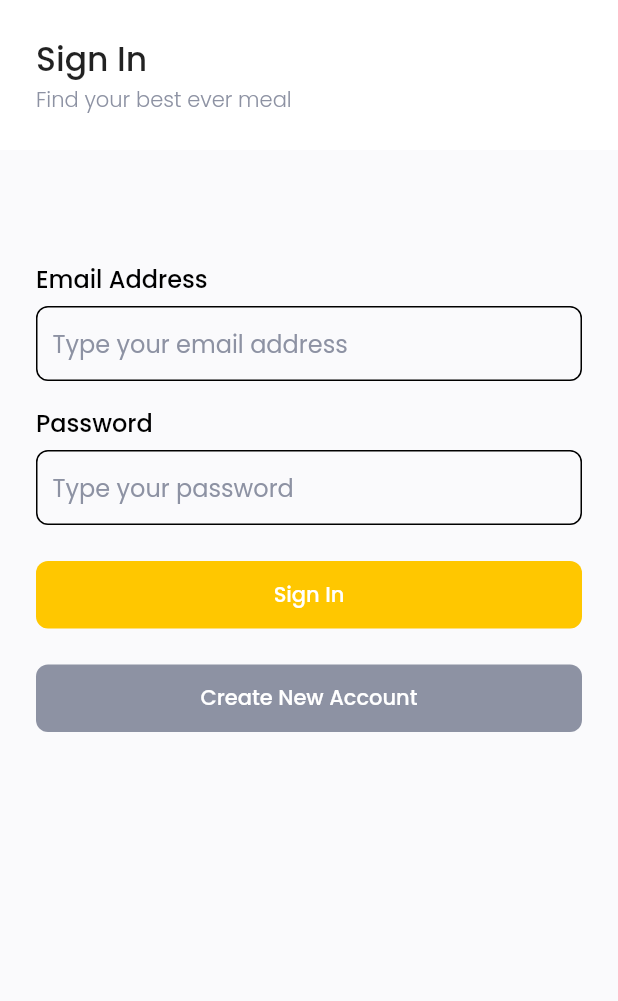
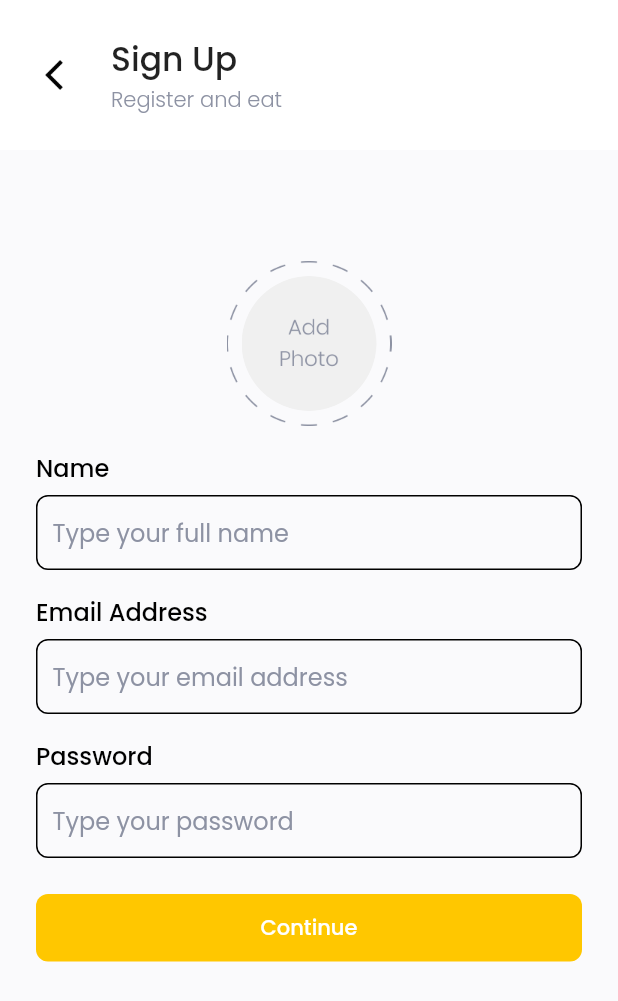
Before and after one commit to virgiawankusuma/food_market, a Flutter app: the screen it shows after launch, after a tap on "Create New Account", on a phone screen of 412 x 824 dp. Shown: the top 1001 px of the screen. Run offline on Flutter 3.47's test engine with Material 2 defaults, Android fonts, the phone set to English and light mode, and no system bars; our stand-ins replace flutter_spinkit, get, google_fonts, supercharged.

Commit message:
sign up page

```diff
--- a/lib/main.dart
+++ b/lib/main.dart
@@ -1,4 +1,5 @@
 import 'package:flutter/material.dart';
+import 'package:get/get.dart';
 
 import 'ui/pages/pages.dart';
 // import 'ui/pages/pages.dart';
@@ -10,7 +11,7 @@
 class MyApp extends StatelessWidget {
   @override
   Widget build(BuildContext context) {
-    return MaterialApp(
+    return GetMaterialApp(
       debugShowCheckedModeBanner: false,
       home: SignInPage(),
     );
--- a/lib/ui/pages/general_page.dart
+++ b/lib/ui/pages/general_page.dart
@@ -38,7 +38,13 @@
                       child: Row(
                         children: [
                           onBackButtonPressed != null
-                              ? Container(
+                              ? GestureDetector(
+                                  onTap: () {
+                                    if (onBackButtonPressed != null) {
+                                      onBackButtonPressed();
+                                    }
+                                  },
+                                  child: Container(
                                     width: 24,
                                     height: 24,
                                     margin: EdgeInsets.only(right: 26),
@@ -46,6 +52,7 @@
                                         image: DecorationImage(
                                             image: AssetImage(
                                                 'assets/back_arrow.png'))),
+                                  ),
                                 )
                               : SizedBox(),
                           Column(
--- a/lib/ui/pages/pages.dart
+++ b/lib/ui/pages/pages.dart
@@ -4,6 +4,8 @@
 import 'package:google_fonts/google_fonts.dart';
 import 'package:food_market/shared/shared.dart';
 import 'package:supercharged/supercharged.dart';
+import 'package:get/get.dart';
 
 part 'general_page.dart';
 part 'sign_in_page.dart';
+part 'sign_up_page.dart';
--- a/lib/ui/pages/sign_in_page.dart
+++ b/lib/ui/pages/sign_in_page.dart
@@ -1,4 +1,4 @@
-part of "pages.dart";
+part of 'pages.dart';
 
 class SignInPage extends StatefulWidget {
   @override
@@ -79,11 +79,9 @@
                     shape: RoundedRectangleBorder(
                         borderRadius: BorderRadius.circular(8)),
                     color: mainColor,
-                    child: Text(
-                      'Sign In',
-                      style: GoogleFonts.poppins(
-                          color: Colors.white, fontWeight: FontWeight.w500),
-                    ),
+                    child: Text('Sign In',
+                        style: GoogleFonts.poppins(
+                            color: Colors.white, fontWeight: FontWeight.w500)),
                   ),
           ),
           Container(
@@ -97,7 +95,9 @@
                     color: mainColor,
                   )
                 : RaisedButton(
-                    onPressed: () {},
+                    onPressed: () {
+                      Get.to(SignUpPage());
+                    },
                     elevation: 0,
                     shape: RoundedRectangleBorder(
                         borderRadius: BorderRadius.circular(8)),
--- /dev/null
+++ b/lib/ui/pages/sign_up_page.dart
@@ -0,0 +1,130 @@
+part of 'pages.dart';
+
+class SignUpPage extends StatefulWidget {
+  @override
+  _SignUpPageState createState() => _SignUpPageState();
+}
+
+class _SignUpPageState extends State<SignUpPage> {
+  @override
+  Widget build(BuildContext context) {
+    TextEditingController emailController = TextEditingController();
+    TextEditingController passwordController = TextEditingController();
+    TextEditingController nameController = TextEditingController();
+
+    return GeneralPage(
+      title: 'Sign Up',
+      subtitle: 'Register and eat',
+      onBackButtonPressed: () {
+        Get.back();
+      },
+      child: Column(
+        children: [
+          Container(
+            width: 110,
+            height: 110,
+            margin: EdgeInsets.only(top: 26),
+            padding: EdgeInsets.all(10),
+            decoration: BoxDecoration(
+                image: DecorationImage(
+                    image: AssetImage('assets/photo_border.png'))),
+            child: Container(
+              decoration: BoxDecoration(
+                  shape: BoxShape.circle,
+                  image: DecorationImage(
+                      image: AssetImage('assets/photo.png'),
+                      fit: BoxFit.cover)),
+            ),
+          ),
+          Container(
+            width: double.infinity,
+            margin: EdgeInsets.fromLTRB(defaultMargin, 16, defaultMargin, 6),
+            child: Text(
+              'Name',
+              style: blackFontStyle2,
+            ),
+          ),
+          Container(
+            width: double.infinity,
+            margin: EdgeInsets.symmetric(horizontal: defaultMargin),
+            padding: EdgeInsets.symmetric(horizontal: 10),
+            decoration: BoxDecoration(
+                borderRadius: BorderRadius.circular(8),
+                border: Border.all(color: Colors.black)),
+            child: TextField(
+              controller: emailController,
+              decoration: InputDecoration(
+                  border: InputBorder.none,
+                  hintStyle: greyFontStyle,
+                  hintText: 'Type your full name'),
+            ),
+          ),
+          Container(
+            width: double.infinity,
+            margin: EdgeInsets.fromLTRB(defaultMargin, 16, defaultMargin, 6),
+            child: Text(
+              'Email Address',
+              style: blackFontStyle2,
+            ),
+          ),
+          Container(
+            width: double.infinity,
+            margin: EdgeInsets.symmetric(horizontal: defaultMargin),
+            padding: EdgeInsets.symmetric(horizontal: 10),
+            decoration: BoxDecoration(
+                borderRadius: BorderRadius.circular(8),
+                border: Border.all(color: Colors.black)),
+            child: TextField(
+              controller: emailController,
+              decoration: InputDecoration(
+                  border: InputBorder.none,
+                  hintStyle: greyFontStyle,
+                  hintText: 'Type your email address'),
+            ),
+          ),
+          Container(
+            width: double.infinity,
+            margin: EdgeInsets.fromLTRB(defaultMargin, 16, defaultMargin, 6),
+            child: Text(
+              'Password',
+              style: blackFontStyle2,
+            ),
+          ),
+          Container(
+            width: double.infinity,
+            margin: EdgeInsets.symmetric(horizontal: defaultMargin),
+            padding: EdgeInsets.symmetric(horizontal: 10),
+            decoration: BoxDecoration(
+                borderRadius: BorderRadius.circular(8),
+                border: Border.all(color: Colors.black)),
+            child: TextField(
+              controller: passwordController,
+              decoration: InputDecoration(
+                  border: InputBorder.none,
+                  hintStyle: greyFontStyle,
+                  hintText: 'Type your password'),
+            ),
+          ),
+          Container(
+            width: double.infinity,
+            margin: EdgeInsets.only(top: 24),
+            height: 45,
+            padding: EdgeInsets.symmetric(horizontal: defaultMargin),
+            child: RaisedButton(
+              onPressed: () {},
+              elevation: 0,
+              shape: RoundedRectangleBorder(
+                  borderRadius: BorderRadius.circular(8)),
+              color: mainColor,
+              child: Text(
+                'Continue',
+                style: GoogleFonts.poppins(
+                    color: Colors.white, fontWeight: FontWeight.w500),
+              ),
+            ),
+          ),
+        ],
+      ),
+    );
+  }
+}
--- a/pubspec.yaml
+++ b/pubspec.yaml
@@ -26,6 +26,7 @@
   cupertino_icons: ^1.0.2
   flutter_bloc: ^6.0.1
   flutter_spinkit: ^5.0.0
+  get: ^4.1.4
   google_fonts: ^2.1.0
   supercharged: ^2.0.0
 
```
Also changed, not shown: pubspec.lock, 2 other files. Lines whose indentation alone changed are shown as unchanged.
